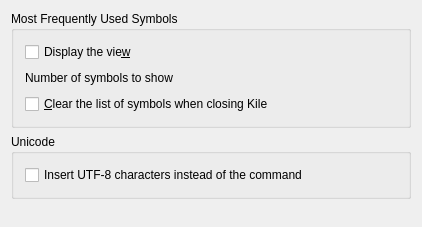
Qt form src/widgets/symbolviewconfigwidget.ui (KDE/kile) before a commit.
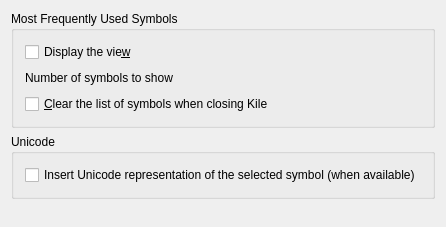
The same form after that commit. Custom widgets are drawn as their Qt base class.

Commit message:
Add Unicode representation for the provided symbols
Thanks to Olivier Delaune for providing the extended symbol files!
In case no Unicode representation is available, the regular LaTeX markup representation
is inserted.

Diff of the .ui file:
```diff
--- a/src/widgets/symbolviewconfigwidget.ui
+++ b/src/widgets/symbolviewconfigwidget.ui
@@ -100,7 +100,7 @@
         <item>
          <widget class="QCheckBox" name="kcfg_symbolViewUTF8">
           <property name="text">
-           <string>Insert UTF-8 characters instead of the command</string>
+           <string>Insert Unicode representation of the selected symbol (when available)</string>
           </property>
          </widget>
         </item>
```
The commit also changes 1004 other files.
